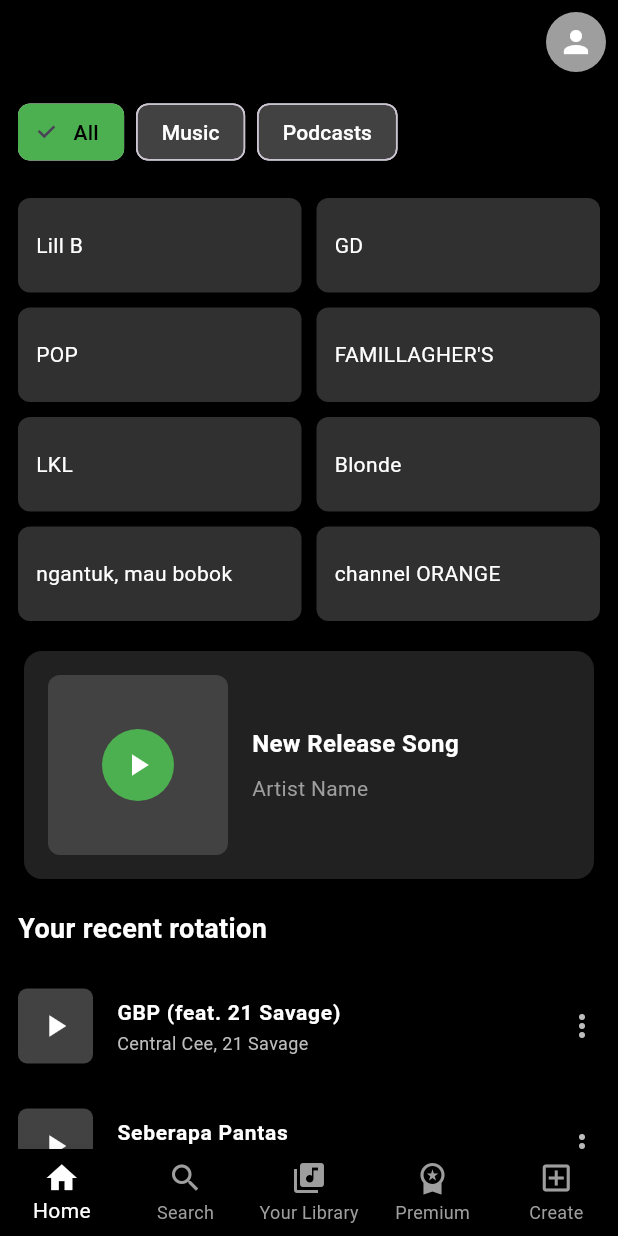
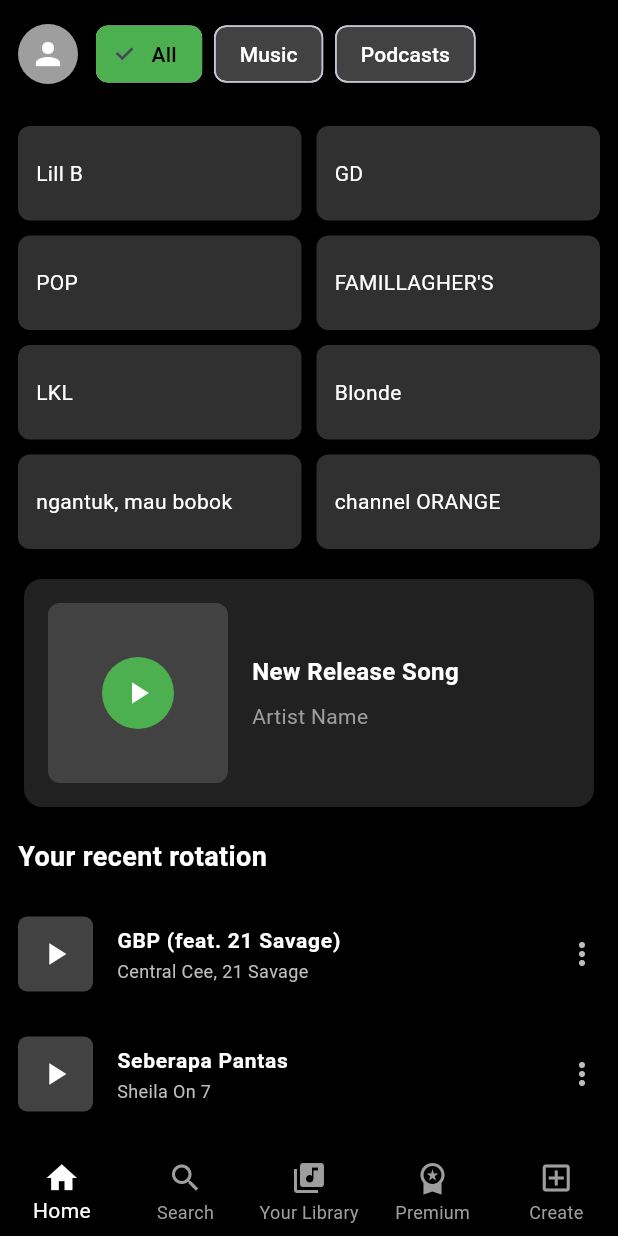
Before and after one commit to rdyabtng/Slicing-Flutter-Spotify, a Flutter app: the screen it shows after launch, on a phone screen of 412 x 824 dp. Run offline on Flutter 3.47's test engine with Material 3 defaults, Android fonts, the phone set to English and light mode, and no system bars.

Commit message:
first commit

```diff
--- a/lib/main.dart
+++ b/lib/main.dart
@@ -22,28 +22,22 @@ class SpotifyHome extends StatelessWidget {
       appBar: AppBar(
         backgroundColor: Colors.black,
         elevation: 0,
-        actions: [
+        toolbarHeight: 0, // 🔹 Biar AppBar kosong
+      ),
+      body: Column(
+        children: [
+          // 🔹 Header (avatar + filter chip) selalu di atas
           Padding(
-            padding: const EdgeInsets.all(8.0),
-            child: CircleAvatar(
+            padding: const EdgeInsets.symmetric(horizontal: 12, vertical: 12),
+            child: Row(
+              children: [
+                CircleAvatar(
                   backgroundColor: Colors.grey,
                   child: Icon(Icons.person, color: Colors.white),
                 ),
-          ),
-        ],
-      ),
-      body: SingleChildScrollView(
-        child: Column(
-          crossAxisAlignment: CrossAxisAlignment.start,
-          children: [
-            // 🔹 Filter Buttons
-            Padding(
-              padding: const EdgeInsets.symmetric(horizontal: 12, vertical: 8),
-              child: Row(
-                children: [
+                SizedBox(width: 12),
                 ChoiceChip(
-                    label: Text("All",
-                        style: TextStyle(color: Colors.black)),
+                  label: Text("All", style: TextStyle(color: Colors.black)),
                   selected: true,
                   selectedColor: Colors.green,
                   backgroundColor: Colors.grey[800],
@@ -51,16 +45,14 @@ class SpotifyHome extends StatelessWidget {
                 ),
                 SizedBox(width: 8),
                 ChoiceChip(
-                    label: Text("Music",
-                        style: TextStyle(color: Colors.white)),
+                  label: Text("Music", style: TextStyle(color: Colors.white)),
                   selected: false,
                   backgroundColor: Colors.grey[800],
                   onSelected: (_) {},
                 ),
                 SizedBox(width: 8),
                 ChoiceChip(
-                    label: Text("Podcasts",
-                        style: TextStyle(color: Colors.white)),
+                  label: Text("Podcasts", style: TextStyle(color: Colors.white)),
                   selected: false,
                   backgroundColor: Colors.grey[800],
                   onSelected: (_) {},
@@ -69,7 +61,13 @@ class SpotifyHome extends StatelessWidget {
             ),
           ),
 
-            // 🔹 Grid Playlist
+          // 🔹 Konten yang bisa discroll
+          Expanded(
+            child: SingleChildScrollView(
+              child: Column(
+                crossAxisAlignment: CrossAxisAlignment.start,
+                children: [
+                  // Grid Playlist
                   Padding(
                     padding: const EdgeInsets.all(12.0),
                     child: GridView.count(
@@ -80,22 +78,22 @@ class SpotifyHome extends StatelessWidget {
                       crossAxisSpacing: 10,
                       childAspectRatio: 3,
                       children: [
-                  playlistCard("Lill B"),
-                  playlistCard("GD"),
-                  playlistCard("POP"),
-                  playlistCard("FAMILLAGHER'S"),
-                  playlistCard("LKL"),
-                  playlistCard("Blonde"),
-                  playlistCard("ngantuk, mau bobok"),
-                  playlistCard("channel ORANGE"),
+                        playlistBox("Lill B"),
+                        playlistBox("GD"),
+                        playlistBox("POP"),
+                        playlistBox("FAMILLAGHER'S"),
+                        playlistBox("LKL"),
+                        playlistBox("Blonde"),
+                        playlistBox("ngantuk, mau bobok"),
+                        playlistBox("channel ORANGE"),
                       ],
                     ),
                   ),
 
-            // 🔹 New Release Card
+                  // New Release Card
                   buildNewReleaseCard(),
 
-            // 🔹 Recent Rotation
+                  // Recent Rotation
                   Padding(
                     padding: const EdgeInsets.all(12.0),
                     child: Text(
@@ -110,11 +108,11 @@ class SpotifyHome extends StatelessWidget {
 
                   Column(
                     children: [
-                recentSong("GBP (feat. 21 Savage)", "Central Cee, 21 Savage"),
-                recentSong("Seberapa Pantas", "Sheila On 7"),
-                recentSong("That's What I Like", "Bruno Mars"),
-                recentSong("Levitating", "Dua Lipa"),
-                recentSong("Until I Found You", "Stephen Sanchez"),
+                      songTile("GBP (feat. 21 Savage)", "Central Cee, 21 Savage"),
+                      songTile("Seberapa Pantas", "Sheila On 7"),
+                      songTile("That's What I Like", "Bruno Mars"),
+                      songTile("Levitating", "Dua Lipa"),
+                      songTile("Until I Found You", "Stephen Sanchez"),
                     ],
                   ),
 
@@ -122,8 +120,11 @@ class SpotifyHome extends StatelessWidget {
                 ],
               ),
             ),
+          ),
+        ],
+      ),
 
-      // 🔹 Bottom Navigation
+      // 🔹 Bottom Nav
       bottomNavigationBar: BottomNavigationBar(
         backgroundColor: Colors.black,
         selectedItemColor: Colors.white,
@@ -132,19 +133,15 @@ class SpotifyHome extends StatelessWidget {
         items: [
           BottomNavigationBarItem(icon: Icon(Icons.home), label: "Home"),
           BottomNavigationBarItem(icon: Icon(Icons.search), label: "Search"),
-          BottomNavigationBarItem(
-              icon: Icon(Icons.library_music), label: "Your Library"),
-          BottomNavigationBarItem(
-              icon: Icon(Icons.workspace_premium), label: "Premium"),
-          BottomNavigationBarItem(
-              icon: Icon(Icons.add_box_outlined), label: "Create"),
+          BottomNavigationBarItem(icon: Icon(Icons.library_music), label: "Your Library"),
+          BottomNavigationBarItem(icon: Icon(Icons.workspace_premium), label: "Premium"),
+          BottomNavigationBarItem(icon: Icon(Icons.add_box_outlined), label: "Create"),
         ],
       ),
     );
   }
 
-  // 🔹 Playlist Card
-  Widget playlistCard(String title) {
+  Widget playlistBox(String title) {
     return Container(
       decoration: BoxDecoration(
         color: Colors.grey[850],
@@ -152,40 +149,10 @@ class SpotifyHome extends StatelessWidget {
       ),
       padding: EdgeInsets.all(12),
       alignment: Alignment.centerLeft,
-      child: Text(
-        title,
-        style: TextStyle(color: Colors.white),
-      ),
+      child: Text(title, style: TextStyle(color: Colors.white)),
     );
   }
 
-  // 🔹 Recent Song Tile
-  Widget recentSong(String title, String artist) {
-    return ListTile(
-      contentPadding: EdgeInsets.symmetric(horizontal: 12, vertical: 4),
-      leading: Container(
-        width: 50,
-        height: 50,
-        decoration: BoxDecoration(
-          color: Colors.grey[800],
-          borderRadius: BorderRadius.circular(6),
-        ),
-        child: Icon(Icons.play_arrow, color: Colors.white),
-      ),
-      title: Text(
-        title,
-        style: TextStyle(
-            color: Colors.white, fontSize: 14, fontWeight: FontWeight.w600),
-      ),
-      subtitle: Text(
-        artist,
-        style: TextStyle(color: Colors.grey[400], fontSize: 12),
-      ),
-      trailing: Icon(Icons.more_vert, color: Colors.grey[400]),
-    );
-  }
-
-  // 🔹 Widget New Release
   Widget buildNewReleaseCard() {
     return Padding(
       padding: const EdgeInsets.symmetric(horizontal: 16.0, vertical: 8),
@@ -197,7 +164,6 @@ class SpotifyHome extends StatelessWidget {
         padding: const EdgeInsets.all(16),
         child: Row(
           children: [
-            // Album cover + Play button
             Stack(
               alignment: Alignment.center,
               children: [
@@ -208,8 +174,7 @@ class SpotifyHome extends StatelessWidget {
                     color: Colors.grey[800],
                     borderRadius: BorderRadius.circular(8),
                   ),
-                  child: const Icon(Icons.music_note,
-                      color: Colors.white, size: 40),
+                  child: const Icon(Icons.music_note, color: Colors.white, size: 40),
                 ),
                 Container(
                   decoration: BoxDecoration(
@@ -226,18 +191,13 @@ class SpotifyHome extends StatelessWidget {
               ],
             ),
             const SizedBox(width: 16),
-
-            // Info lagu/artis
             Expanded(
               child: Column(
                 crossAxisAlignment: CrossAxisAlignment.start,
                 children: const [
                   Text(
                     "New Release Song",
-                    style: TextStyle(
-                        color: Colors.white,
-                        fontSize: 16,
-                        fontWeight: FontWeight.bold),
+                    style: TextStyle(color: Colors.white, fontSize: 16, fontWeight: FontWeight.bold),
                   ),
                   SizedBox(height: 8),
                   Text(
@@ -252,4 +212,23 @@ class SpotifyHome extends StatelessWidget {
       ),
     );
   }
+
+  Widget songTile(String title, String artist) {
+    return ListTile(
+      contentPadding: EdgeInsets.symmetric(horizontal: 12, vertical: 4),
+      leading: Container(
+        width: 50,
+        height: 50,
+        decoration: BoxDecoration(
+          color: Colors.grey[800],
+          borderRadius: BorderRadius.circular(6),
+        ),
+        child: Icon(Icons.play_arrow, color: Colors.white),
+      ),
+      title: Text(title,
+          style: TextStyle(color: Colors.white, fontSize: 14, fontWeight: FontWeight.w600)),
+      subtitle: Text(artist, style: TextStyle(color: Colors.grey[400], fontSize: 12)),
+      trailing: Icon(Icons.more_vert, color: Colors.grey[400]),
+    );
   }
+}
```
Also changed, not shown: flutter_02.png (added). Lines whose indentation alone changed are shown as unchanged.
